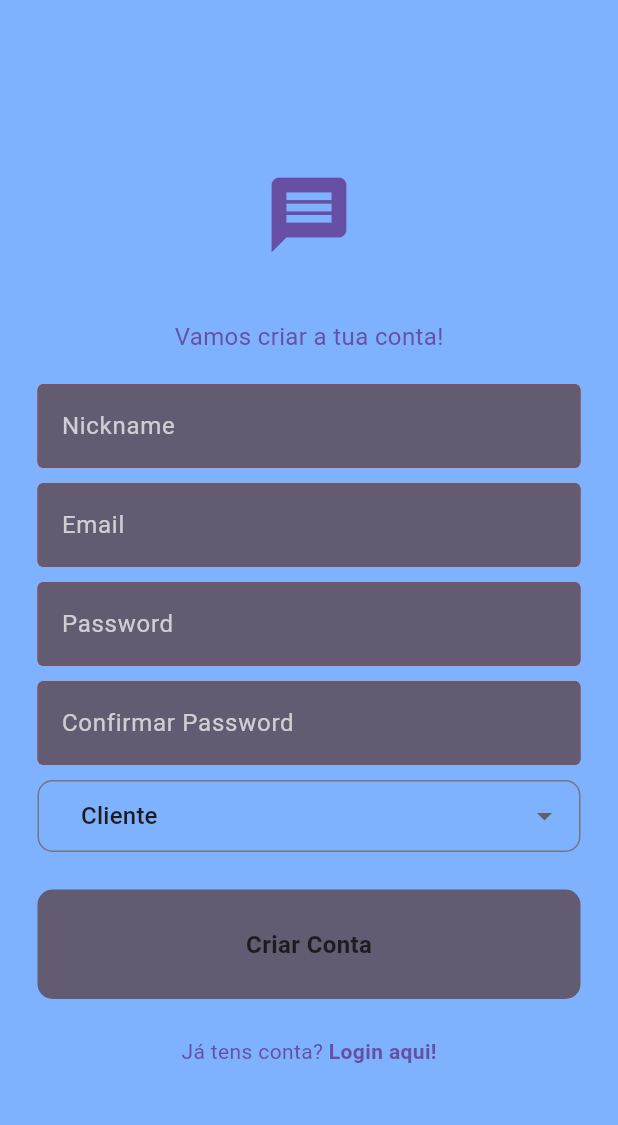
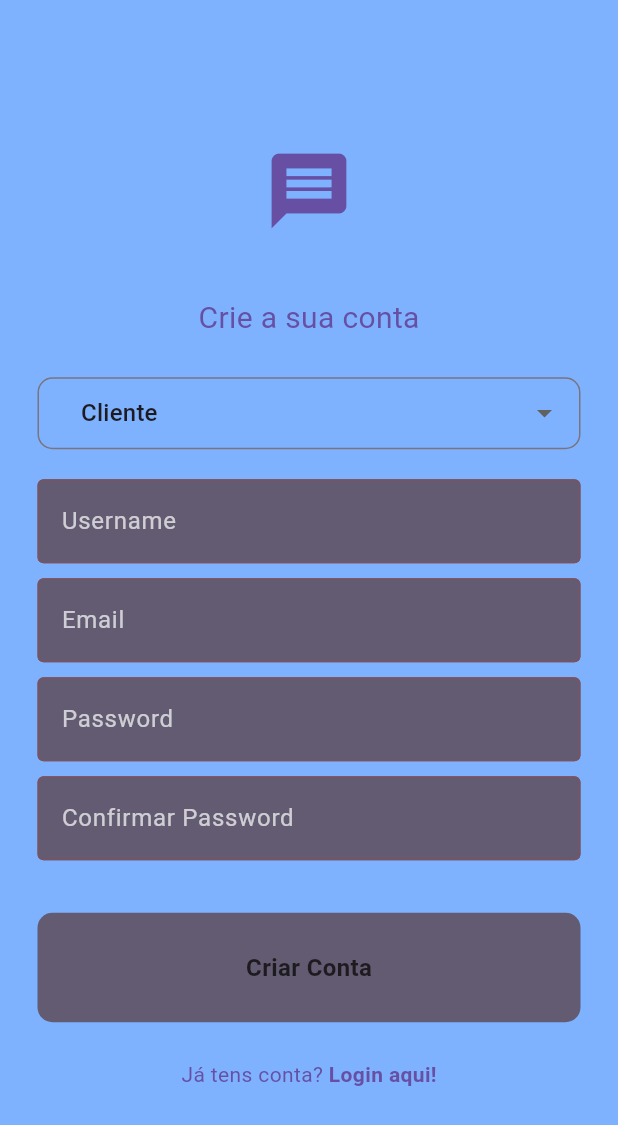
Before and after one commit to Z3uziks/AppTizer, a Flutter app: the screen it shows after launch, after a tap on "Crie uma conta", on a phone screen of 412 x 824 dp. Shown: the top 1125 px of the screen. Run offline on Flutter 3.47's test engine with Material 3 defaults, Android fonts, the phone set to English and light mode, and no system bars; our stand-ins replace chat_bubbles, cloud_firestore, firebase_auth, firebase_core, firebase_storage, flutter_local_notifications and 9 more; accounts and stored records are empty; network calls fail.

Commit message:
login_register

```diff
--- a/lib/login.dart
+++ b/lib/login.dart
@@ -139,7 +139,7 @@ class LoginPage extends StatelessWidget {
       body: Center(
         child: Column(
           children: [
-            const SizedBox(height: 190),
+            const SizedBox(height: 100),
             Icon(
               Icons.message,
               color: Theme.of(context).colorScheme.primary,
@@ -149,14 +149,14 @@ class LoginPage extends StatelessWidget {
               height: 40,
             ),
             Text(
-              "Bem Vindo ao TastyBite",
+              "Bem vindo ao AppTizer!",
               style: TextStyle(
-                fontSize: 16,
+                fontSize: 20,
                 color: Theme.of(context).colorScheme.primary,
               ),
             ),
             const SizedBox(
-              height: 20,
+              height: 100,
             ),
             MyTextField(
               hint: "Email",
--- a/lib/register_screen.dart
+++ b/lib/register_screen.dart
@@ -5,7 +5,7 @@ import 'package:tastybite/util/myuser.dart';
 import 'package:tastybite/login.dart';
 import 'package:tastybite/screens_builder.dart';
 
-enum AccountType { client, deliveryguy }
+enum AccountType { client, manager }
 
 class MyButton extends StatelessWidget {
   const MyButton({super.key, required this.text, required this.onTap});
@@ -100,6 +100,7 @@ class _RegisterScreenState extends State<RegisterScreen> {
   final TextEditingController passwordController = TextEditingController();
   final TextEditingController pwConfirmController = TextEditingController();
   final TextEditingController nicknameController = TextEditingController();
+  final TextEditingController nameRestaurant = TextEditingController();
 
   @override
   void initState() {
@@ -173,37 +174,13 @@ class _RegisterScreenState extends State<RegisterScreen> {
                 ),
                 const SizedBox(height: 40),
                 Text(
-                  "Vamos criar a tua conta!",
+                  "Crie a sua conta",
                   style: TextStyle(
-                    fontSize: 16,
+                    fontSize: 20,
                     color: Theme.of(context).colorScheme.primary,
                   ),
                 ),
-                const SizedBox(height: 20),
-                MyTextField(
-                  hint: "Nickname",
-                  obsecure: false,
-                  controller: nicknameController,
-                ),
-                const SizedBox(height: 10),
-                MyTextField(
-                  hint: "Email",
-                  obsecure: false,
-                  controller: emailController,
-                ),
-                const SizedBox(height: 10),
-                MyTextField(
-                  hint: "Password",
-                  obsecure: true,
-                  controller: passwordController,
-                ),
-                const SizedBox(height: 10),
-                MyTextField(
-                  hint: "Confirmar Password",
-                  obsecure: true,
-                  controller: pwConfirmController,
-                ),
-                const SizedBox(height: 10),
+                const SizedBox(height: 25),
                 Padding(
                   padding: const EdgeInsets.symmetric(horizontal: 25.0),
                   child: DropdownButtonFormField<AccountType>(
@@ -227,17 +204,66 @@ class _RegisterScreenState extends State<RegisterScreen> {
                     },
                     items: <AccountType>[
                       AccountType.client,
-                      AccountType.deliveryguy,
+                      AccountType.manager,
                     ].map<DropdownMenuItem<AccountType>>((AccountType value) {
                       return DropdownMenuItem<AccountType>(
                         value: value,
                         child: Text(value == AccountType.client
                             ? 'Cliente'
-                            : 'Entregador'),
+                            : 'Gestor de Restaurante'),
                       );
                     }).toList(),
                   ),
                 ),
+                const SizedBox(height: 20),
+                MyTextField(
+                  hint: "Username",
+                  obsecure: false,
+                  controller: nicknameController,
+                ),
+                const SizedBox(height: 10),
+                MyTextField(
+                  hint: "Email",
+                  obsecure: false,
+                  controller: emailController,
+                ),
+                const SizedBox(height: 10),
+                MyTextField(
+                  hint: "Password",
+                  obsecure: true,
+                  controller: passwordController,
+                ),
+                const SizedBox(height: 10),
+                MyTextField(
+                  hint: "Confirmar Password",
+                  obsecure: true,
+                  controller: pwConfirmController,
+                ),
+                const SizedBox(height: 10),
+                if (_selectedAccountType != AccountType.client)
+                  Column(
+                    children: [
+                      Text(
+                        "O seu restaurante:",
+                        style: TextStyle(
+                          fontSize: 20,
+                          color: Theme.of(context).colorScheme.primary,
+                        ),
+                      ),
+                      const SizedBox(height: 15),
+                      MyTextField(
+                        hint: "Código de Restaurante",
+                        obsecure: false,
+                        controller: nameRestaurant,
+                      ),
+                      const SizedBox(height: 10),
+                      MyTextField(
+                        hint: "Nome do Restaurante",
+                        obsecure: false,
+                        controller: nameRestaurant,
+                      ),
+                    ],
+                  ),
                 const SizedBox(height: 25),
                 MyButton(
                   text: "Criar Conta",
@@ -249,7 +275,7 @@ class _RegisterScreenState extends State<RegisterScreen> {
                       nicknameController.text.trim(),
                       _selectedAccountType == AccountType.client
                           ? "client"
-                          : "deliveryguy",
+                          : "manager",
                       context,
                     );
                   },
```
